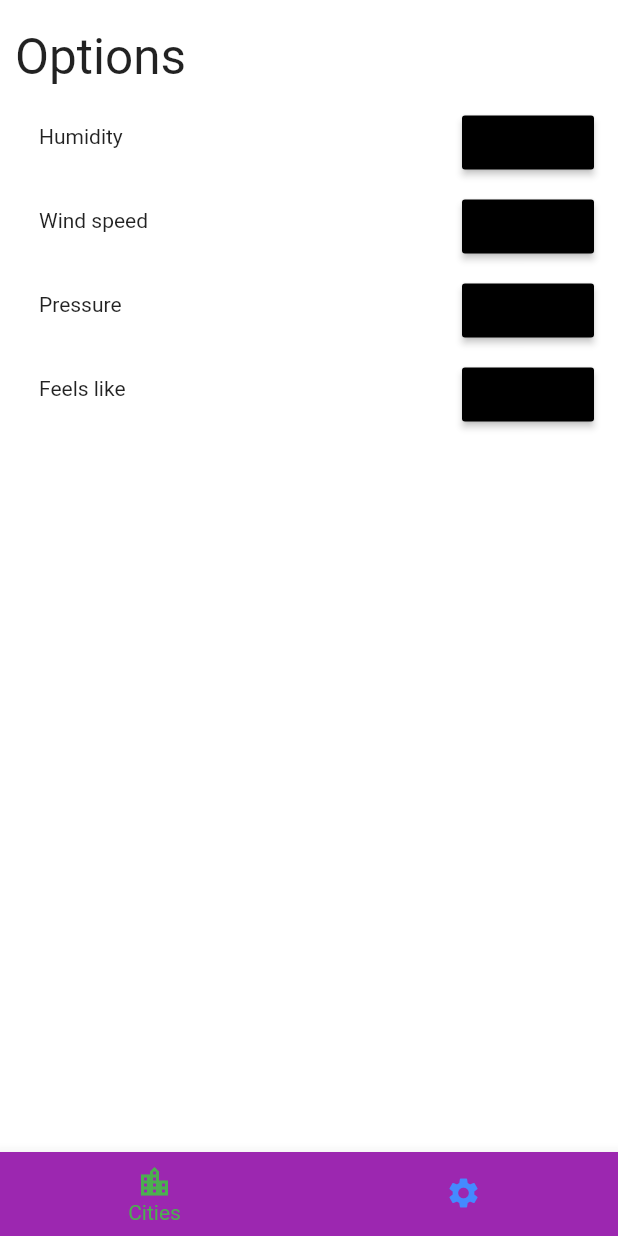
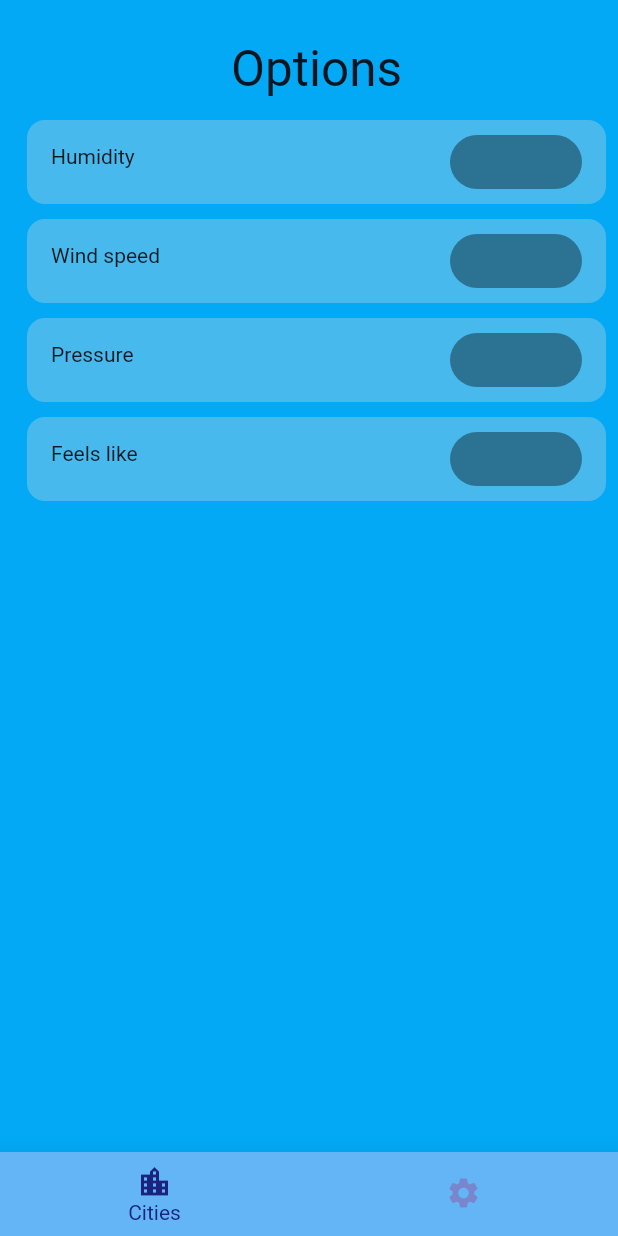
Before and after one commit to armin1440/weather-man, a Flutter app: the OptionsScreen screen opened directly, on a phone screen of 412 x 824 dp. Run offline on Flutter 3.47's test engine with Material 2 defaults, Android fonts, the phone set to English and light mode, and no system bars; our stand-ins replace flutter_spinkit, geolocator, weather_icons; network calls fail.

Commit message:
improved ui

```diff
--- a/lib/Interface/CitiesScreen.dart
+++ b/lib/Interface/CitiesScreen.dart
@@ -12,7 +12,7 @@ class CitiesScreen extends StatelessWidget {
   Widget build(BuildContext context) {
     return Scaffold(
       bottomNavigationBar: NavigationBar(),
-      backgroundColor: Colors.cyan,
+      backgroundColor: Colors.lightBlue,
       body: SafeArea(
         child: Padding(
           padding: const EdgeInsets.symmetric(vertical: 20, horizontal: 10),
@@ -82,18 +82,19 @@ class _NavigationBarState extends State<NavigationBar> {
   @override
   Widget build(BuildContext context) {
     return BottomNavigationBar(
-      backgroundColor: Colors.purple,
+      elevation: 16,
+      backgroundColor: Colors.blue.shade300,
       items: [
         BottomNavigationBarItem(icon: Icon(Icons.location_city), label: "Cities"),
         BottomNavigationBarItem(icon: Icon(Icons.settings), label: "Options"),
         ],
-      unselectedItemColor: Colors.blueAccent,
-      selectedItemColor: Colors.green,
+      unselectedItemColor: Colors.indigo.shade300,
+      selectedItemColor: Colors.indigo.shade900,
       currentIndex: NavigationBar.pageIndex,
       showUnselectedLabels: false,
       onTap: (index) {
         NavigationBar.pageIndex = index;
-        if( NavigationBar.pageIndex == 1){
+        if( NavigationBar.pageIndex == 1 ){
           Navigator.push(context, MaterialPageRoute( builder: (context) => OptionsScreen()));
         }
         else{
--- a/lib/Interface/LoadingScreen.dart
+++ b/lib/Interface/LoadingScreen.dart
@@ -21,11 +21,11 @@ class _LoadingScreenState extends State<LoadingScreen> {
   void initState() {
     super.initState();
     findWeatherOfHere();
-    sleep(Duration(seconds: 4));
   }
 
   void findWeatherOfHere() async{
     await Provider.of<Data>(context, listen: false).findWeatherByLocation();
+    // print("time to push");
     Navigator.push(context, MaterialPageRoute(builder: (context) => CitiesScreen()));
   }
 
--- a/lib/Interface/OptionsScreen.dart
+++ b/lib/Interface/OptionsScreen.dart
@@ -1,3 +1,4 @@
+import 'package:flutter/cupertino.dart';
 import 'package:flutter/material.dart';
 import 'package:learner/logic/Data.dart';
 import 'package:provider/provider.dart';
@@ -18,19 +19,22 @@ class OptionsScreen extends StatelessWidget {
     return SafeArea(
         child: Scaffold(
           bottomNavigationBar: NavigationBar(),
-          backgroundColor: Colors.white,
+          backgroundColor: Colors.lightBlue,
           body: Padding(
             padding: const EdgeInsets.only(top: 18.0, left: 10),
+            child: Padding(
+              padding: const EdgeInsets.all(8.0),
               child: Column(
                     crossAxisAlignment: CrossAxisAlignment.start,
                     children: <Widget>[
-                    Text("Options", style: TextStyle(fontSize: 33),),
+                      Center(child: Text("Options", style: TextStyle(fontSize: 33),)),
                       SizedBox(height: 10,),
                       Option("Humidity"),
                       Option("Wind speed"),
                       Option("Pressure"),
                       Option("Feels like"),
                     ],
+              ),
             ),
           ),
         ),
@@ -44,12 +48,21 @@ class Option extends StatelessWidget{
 
   @override
   Widget build(BuildContext context) {
-    return ListTile(
+    return Padding(
+      padding: EdgeInsets.symmetric(vertical: 5),
+      child: DecoratedBox(
+        decoration: BoxDecoration(
+          color: Color(0x50DDDDDD),
+          borderRadius: BorderRadius.circular(12),
+        ),
+        child: ListTile(
           leading: Text(title),
           trailing: Consumer<Data>(
             builder: (context, data, child){
-
-          return RaisedButton(
+              return FlatButton(
+                shape: RoundedRectangleBorder(
+                    borderRadius: BorderRadius.circular(20.0),
+                ),
                 color: Provider.of<Data>(context, listen: false).getOptionButtonColor(title),
                 onPressed: () {
                   if ( !Provider.of<Data>(context, listen: false).isOptionSelected(title) )
@@ -60,6 +73,8 @@ class Option extends StatelessWidget{
               );
             },
           ),
+        ),
+      ),
     );
   }
 
--- a/lib/main.dart
+++ b/lib/main.dart
@@ -1,5 +1,4 @@
 import 'package:flutter/material.dart';
-import 'package:learner/Interface/CitiesScreen.dart';
 import 'package:learner/Interface/LoadingScreen.dart';
 import 'package:learner/logic/Data.dart';
 import 'package:provider/provider.dart';
```
Also changed, not shown: lib/Interface/CityTile.dart (+7 -7 lines), lib/Interface/WeatherScreen.dart (+37 -19 lines), lib/logic/Data.dart (+15 -4 lines). Lines whose indentation alone changed are shown as unchanged.
